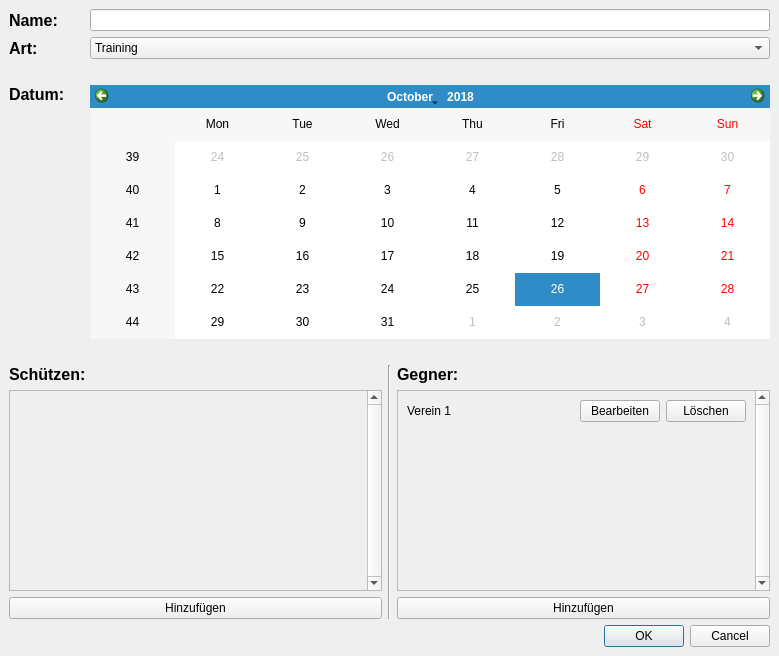
Qt form newTournament.ui (Seifar/Liga-Database) before a commit.
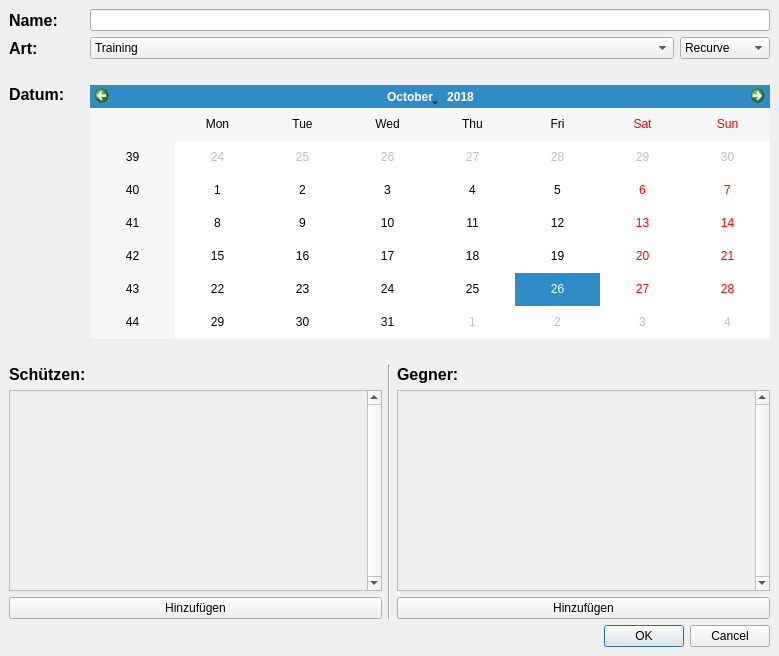
The same form after that commit.

```diff
--- a/newTournament.ui
+++ b/newTournament.ui
@@ -123,6 +123,20 @@
           </item>
          </widget>
         </item>
+        <item>
+         <widget class="QComboBox" name="comboBox_bow">
+          <item>
+           <property name="text">
+            <string>Recurve</string>
+           </property>
+          </item>
+          <item>
+           <property name="text">
+            <string>Compound</string>
+           </property>
+          </item>
+         </widget>
+        </item>
        </layout>
       </item>
      </layout>
@@ -313,44 +327,7 @@
              <height>150</height>
             </rect>
            </property>
-           <layout class="QVBoxLayout" name="verticalLayout_2">
-            <item>
-             <layout class="QHBoxLayout" name="horizontalLayout_2">
-              <item>
-               <widget class="QLabel" name="label_2">
-                <property name="sizePolicy">
-                 <sizepolicy hsizetype="Expanding" vsizetype="Preferred">
-                  <horstretch>0</horstretch>
-                  <verstretch>0</verstretch>
-                 </sizepolicy>
-                </property>
-                <property name="text">
-                 <string>Verein 1</string>
-                </property>
-               </widget>
-              </item>
-              <item>
-               <widget class="QPushButton" name="pushButton_4">
-                <property name="sizePolicy">
-                 <sizepolicy hsizetype="Minimum" vsizetype="Fixed">
-                  <horstretch>0</horstretch>
-                  <verstretch>0</verstretch>
-                 </sizepolicy>
-                </property>
-                <property name="text">
-                 <string>Bearbeiten</string>
-                </property>
-               </widget>
-              </item>
-              <item>
-               <widget class="QPushButton" name="pushButton_5">
-                <property name="text">
-                 <string>Löschen</string>
-                </property>
-               </widget>
-              </item>
-             </layout>
-            </item>
+           <layout class="QVBoxLayout" name="verticalLayout_enemysInner">
             <item>
              <spacer name="verticalSpacer_2">
               <property name="orientation">
```
